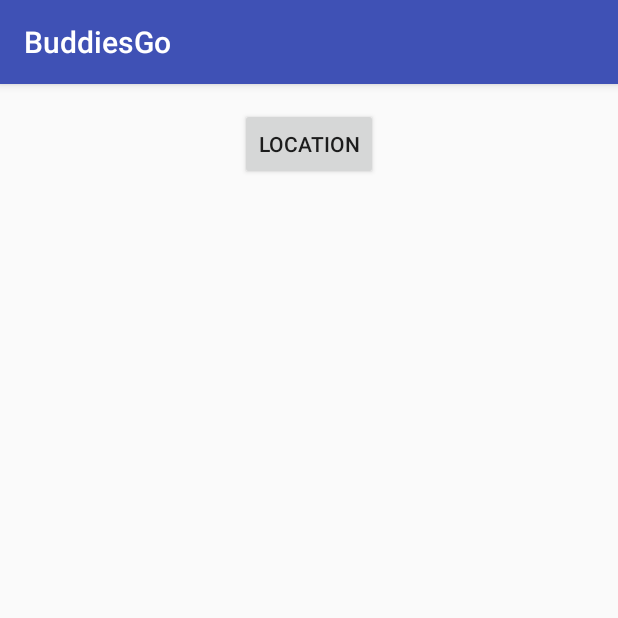
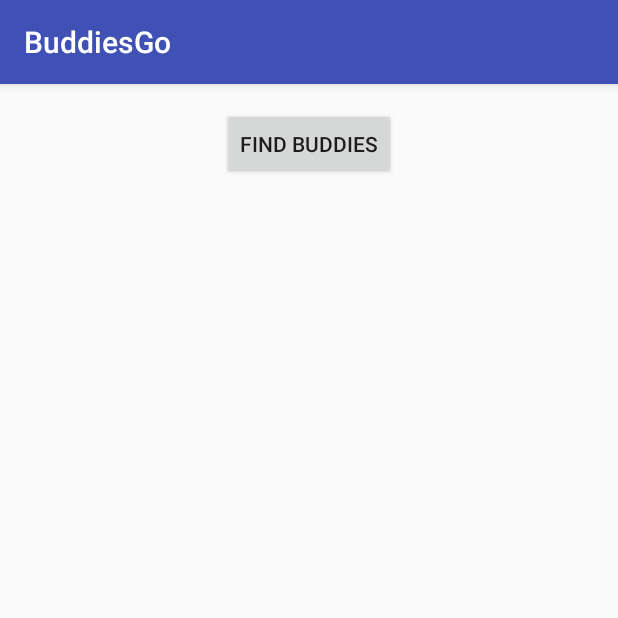
Before and after one commit to YoWenqin/BuddiesGo, an Android app: the BuddiesActivity screen opened directly, with no data from a screen before it, on a phone screen of 412 x 824 dp, the top half of it. Run offline under Robolectric (Android 15) with nearby library versions, the phone set to English and light mode, and no system bars.

```diff
--- a/app/src/main/res/layout/activity_buddies.xml
+++ b/app/src/main/res/layout/activity_buddies.xml
@@ -11,7 +11,7 @@
     tools:context="com.sqh.buddiesgo.BuddiesActivity">
 
     <Button
-        android:text="Location"
+        android:text="Find Buddies"
         android:layout_width="wrap_content"
         android:layout_height="wrap_content"
         android:layout_centerHorizontal="true"
@@ -22,5 +22,6 @@
         android:layout_width="match_parent"
         android:layout_height="wrap_content">
 
+
     </ListView>
 </RelativeLayout>
```
